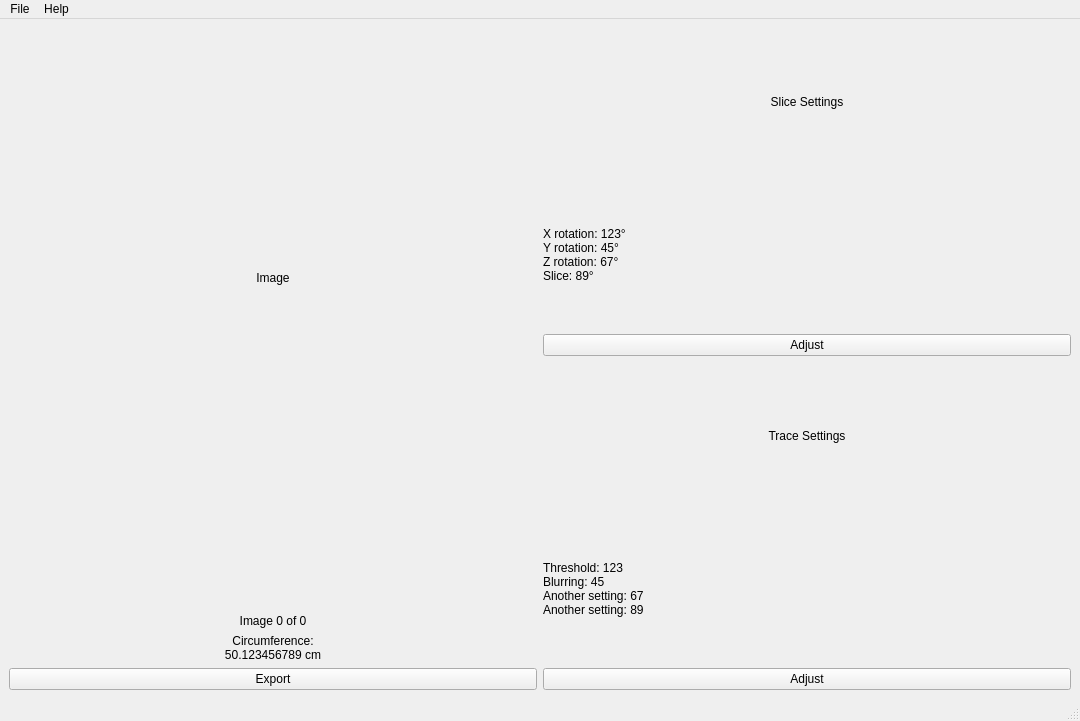
The window that src/GUI/circumference.ui (NIRALUser/NeuroRuler) describes before a commit, drawn with Qt 5.
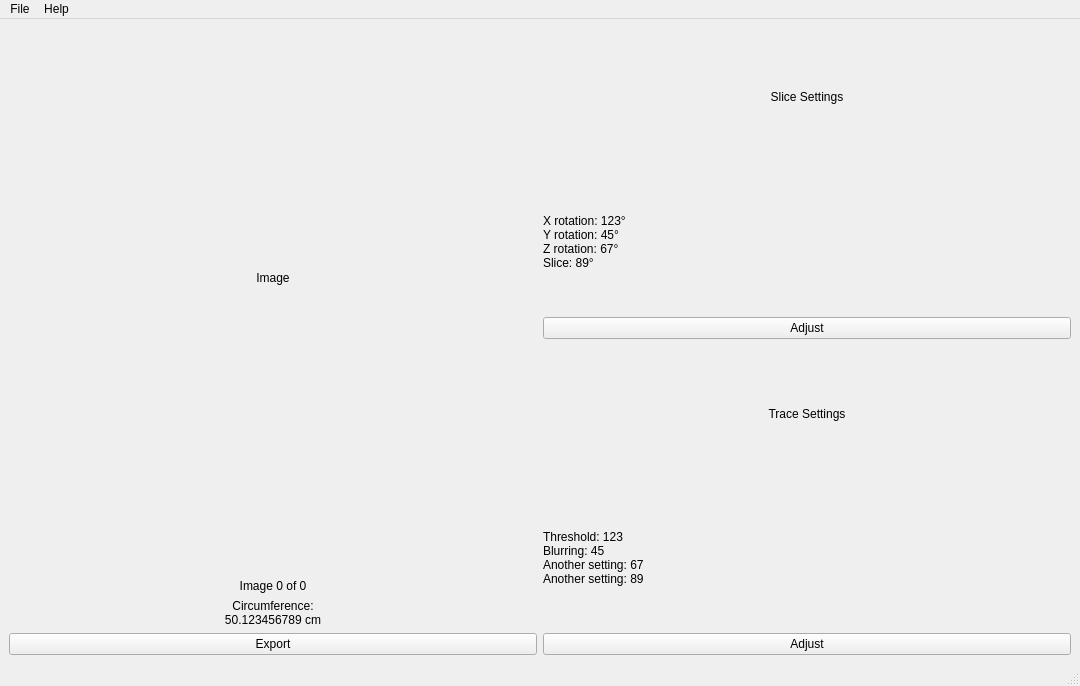
The same window after the commit.

```diff
--- a/src/GUI/circumference.ui
+++ b/src/GUI/circumference.ui
@@ -7,7 +7,7 @@
     <x>0</x>
     <y>0</y>
     <width>1080</width>
-    <height>721</height>
+    <height>686</height>
    </rect>
   </property>
   <property name="windowTitle">
```
Left out of the diff: 9 changed lines with no effect on the pictures.
